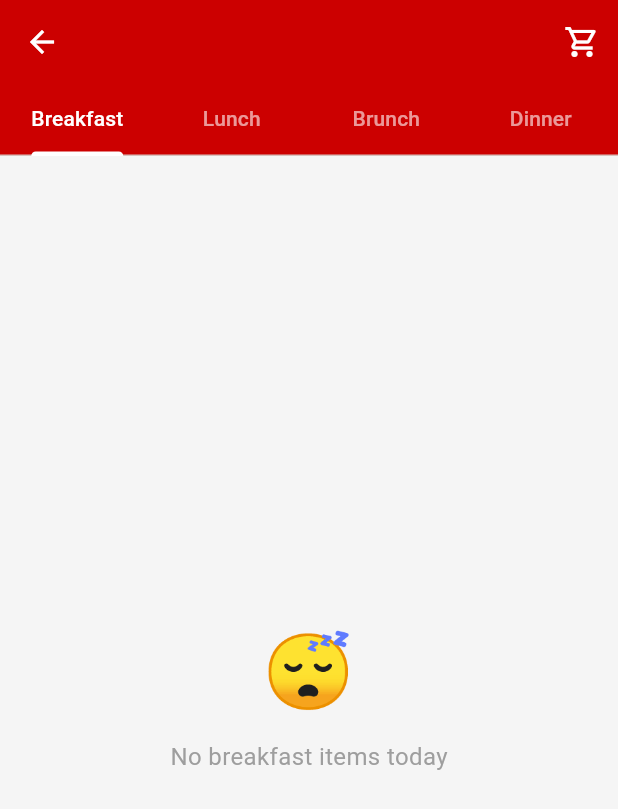
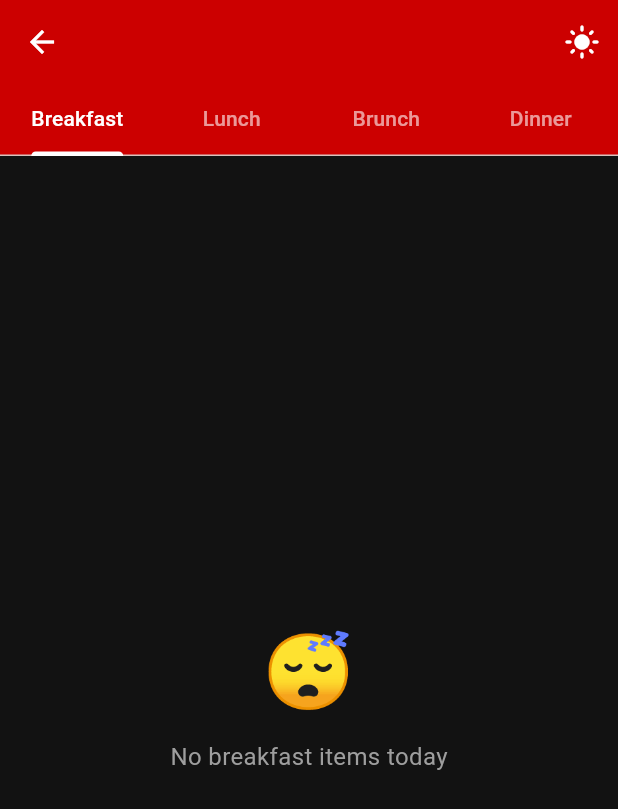
Before and after one commit to adyooTM/BUDiningTracker, a Flutter app: the MenuPage screen opened directly with empty values, on a phone screen of 412 x 824 dp. Shown: the top 809 px of the screen. Run offline on Flutter 3.47's test engine with Material 3 defaults, Android fonts, the phone set to English and light mode, and no system bars; our stand-ins replace supabase_flutter; accounts and stored records are empty.

Commit message:
dark mode

```diff
--- a/flutterfiles/lib/menu_page.dart
+++ b/flutterfiles/lib/menu_page.dart
@@ -2,6 +2,9 @@ import 'package:flutter/material.dart';
 import 'package:supabase_flutter/supabase_flutter.dart';
 import 'cart_store.dart';
 import 'cart_page.dart';
+import 'package:flutter/material.dart';
+
+final themeNotifier = ValueNotifier<ThemeMode>(ThemeMode.dark);
 
 class MenuPage extends StatefulWidget {
   final int diningHallId;
@@ -72,8 +75,15 @@ class _MenuPageState extends State<MenuPage>
 
   @override
   Widget build(BuildContext context) {
+    final isDark = themeNotifier.value == ThemeMode.dark;
+    final bgColor = isDark ? const Color(0xFF121212) : const Color(0xFFF5F5F5);
+    return ValueListenableBuilder<ThemeMode>(
+      valueListenable: themeNotifier,
+      builder: (context, mode, _) {
+        final isDark = mode == ThemeMode.dark;
+        final bgColor = isDark ? const Color(0xFF121212) : const Color(0xFFF5F5F5);
         return Scaffold(
-      backgroundColor: const Color(0xFFF5F5F5),
+          backgroundColor: bgColor,
           appBar: AppBar(
             title: Text(
               widget.diningHallName,
@@ -82,7 +92,19 @@ class _MenuPageState extends State<MenuPage>
             backgroundColor: const Color(0xFFCC0000),
             foregroundColor: Colors.white,
             elevation: 0,
-        actions: const [CartIconButton()],
+            actions: [
+              IconButton(
+                icon: Icon(
+                  isDark ? Icons.light_mode : Icons.dark_mode,
+                  color: Colors.white,
+                ),
+                onPressed: () {
+                  themeNotifier.value = isDark
+                      ? ThemeMode.light
+                      : ThemeMode.dark;
+                },
+              ),
+            ],
             bottom: TabBar(
               controller: _tabController,
               indicatorColor: Colors.white,
@@ -109,6 +131,8 @@ class _MenuPageState extends State<MenuPage>
                               ))
                           .toList(),
                     ),
+        );
+      }
     );
   }
 }
@@ -158,6 +182,12 @@ class _MenuItemCard extends StatelessWidget {
 
   @override
   Widget build(BuildContext context) {
+    final isDark = themeNotifier.value == ThemeMode.dark;
+    final cardColor = isDark ? const Color(0xFF1E1E1E) : Colors.white;
+    final textColor = isDark ? Colors.white : Colors.black;
+    final subTextColor = isDark ? Colors.white60 : Colors.grey;
+    final dividerColor = isDark ? Colors.white24 : Colors.grey.shade300;
+
     final calories = item['calories'];
     final protein = item['protein_g'];
     final carbs = item['carbs_g'];
@@ -167,7 +197,7 @@ class _MenuItemCard extends StatelessWidget {
       margin: const EdgeInsets.only(bottom: 12),
       padding: const EdgeInsets.all(16),
       decoration: BoxDecoration(
-        color: Colors.white,
+        color: cardColor,
         borderRadius: BorderRadius.circular(16),
         boxShadow: [
           BoxShadow(
@@ -186,9 +216,10 @@ class _MenuItemCard extends StatelessWidget {
               Expanded(
                 child: Text(
                   item['name'] ?? '',
-                  style: const TextStyle(
+                  style: TextStyle(
                     fontSize: 16,
                     fontWeight: FontWeight.w600,
+                    color: textColor,
                   ),
                 ),
               ),
@@ -264,7 +295,7 @@ class _MenuItemCard extends StatelessWidget {
           // Nutrition row
           if (protein != null || carbs != null || fat != null) ...[
             const SizedBox(height: 10),
-            const Divider(height: 1),
+            Divider(height: 1, color: dividerColor),
             const SizedBox(height: 10),
             Row(
               mainAxisAlignment: MainAxisAlignment.spaceAround,
```
Lines whose indentation alone changed are shown as unchanged.
